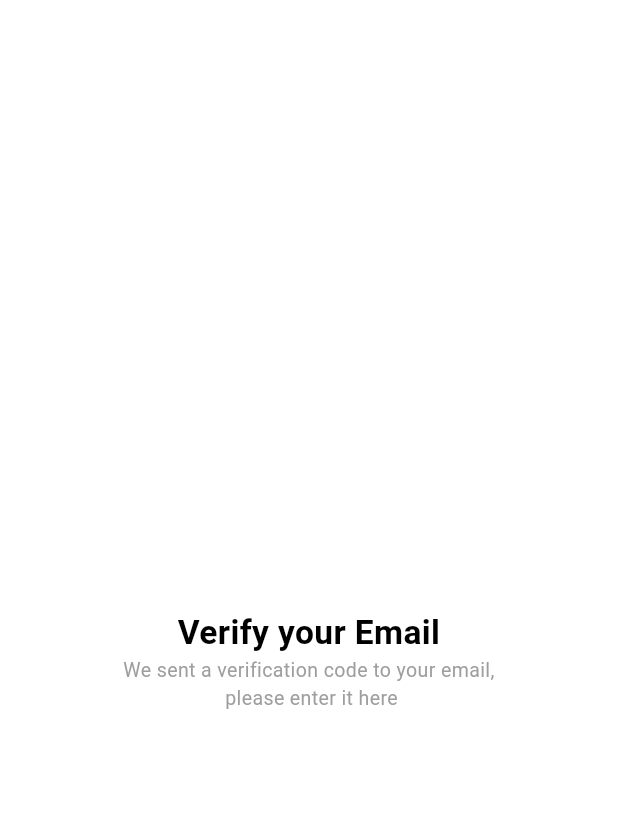
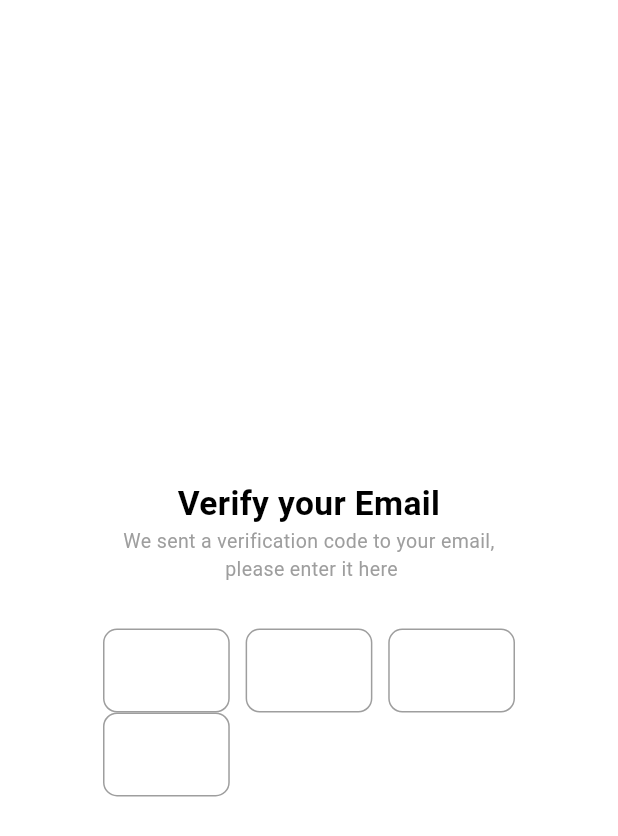
Before and after one commit to Dejito/NaijaMedAssistant, a Flutter app: the VerifyEmail screen opened by its route, on a phone screen of 412 x 824 dp. Shown: the top 836 px of the screen. Run offline on Flutter 3.47's test engine with Material 3 defaults, Android fonts, the phone set to English and light mode, and no system bars; drawn by our look-alikes of pin_code_text_field; our stand-ins replace flutter_screenutil, fluttertoast, go_router, google_fonts; Roboto replaces fonts that are missing (Alegreya).

Commit message:
added Pintextfield implementation

```diff
--- a/lib/presentation/views/auth/sign_up/verify_email.dart
+++ b/lib/presentation/views/auth/sign_up/verify_email.dart
@@ -1,10 +1,21 @@
 import 'package:flutter/material.dart';
 import 'package:naija_med_assistant/presentation/views/widgets/titleText.dart';
 
-class VerifyEmail extends StatelessWidget {
+import '../../widgets/pin_text_field.dart';
+
+class VerifyEmail extends StatefulWidget {
   static const route = "/verify-email";
 
   const VerifyEmail({super.key});
+
+  @override
+  State<VerifyEmail> createState() => _VerifyEmailState();
+}
+
+class _VerifyEmailState extends State<VerifyEmail> {
+
+  final TextEditingController _pinController = TextEditingController();
+  final FocusNode _pinFocusNode = FocusNode();
 
   @override
   Widget build(BuildContext context) {
@@ -30,6 +41,22 @@ class VerifyEmail extends StatelessWidget {
             fontSize: 14,
             textAlign: TextAlign.center,
           ),
+          PinTextField(
+            pinLength: 4,
+            pinController: _pinController,
+            onTextChanged: (val) {
+              if (val.length >= 4) {
+                // _isValidated = true;
+              }
+            },
+            onDone: (val) {
+              if (val.length >= 4) {
+                // _isValidated = true;
+              }
+            },
+            focusNode: _pinFocusNode,
+          ),
+
         ],
       ),
     );
--- a/lib/presentation/views/widgets/pin_text_field.dart
+++ b/lib/presentation/views/widgets/pin_text_field.dart
@@ -42,18 +42,18 @@ class PinTextField extends StatelessWidget {
             pinBoxBorderWidth: 1,
             pinBoxColor: Colors.transparent,
             defaultBorderColor: Colors.grey,
-            hasTextBorderColor: Colors.grey,
-            highlightPinBoxColor: Colors.white,
+            hasTextBorderColor: Colors.transparent,
+            // highlightPinBoxColor: Colors.white,
             maxLength: pinLength ?? 4,
             // maskCharacter: "",
             onTextChanged: onTextChanged,
             onDone: onDone,
             pinBoxWidth: 80.w,
             pinBoxHeight: 60.h,
-            hasUnderline: false,
+            hasUnderline: true,
             wrapAlignment: WrapAlignment.spaceBetween,
             pinBoxDecoration: ProvidedPinBoxDecoration.defaultPinBoxDecoration,
-            pinTextStyle: GoogleFonts.poppins(
+            pinTextStyle: GoogleFonts.alegreya(
               fontSize: 20.sp,
               fontWeight: FontWeight.w500,
               color: Colors.black,
@@ -63,7 +63,7 @@ class PinTextField extends StatelessWidget {
             pinTextAnimatedSwitcherDuration: const Duration(milliseconds: 50),
             highlightAnimationBeginColor: Colors.black,
             highlightAnimationEndColor: Colors.white12,
-            pinBoxOuterPadding: EdgeInsets.symmetric(horizontal: 0.w),
+            pinBoxOuterPadding: EdgeInsets.symmetric(horizontal: 5.w),
             keyboardType: TextInputType.number,
           ),
           // titleText(text: "Forgot Payment PIN", topPadding: 15, fontSize: 12),
```
